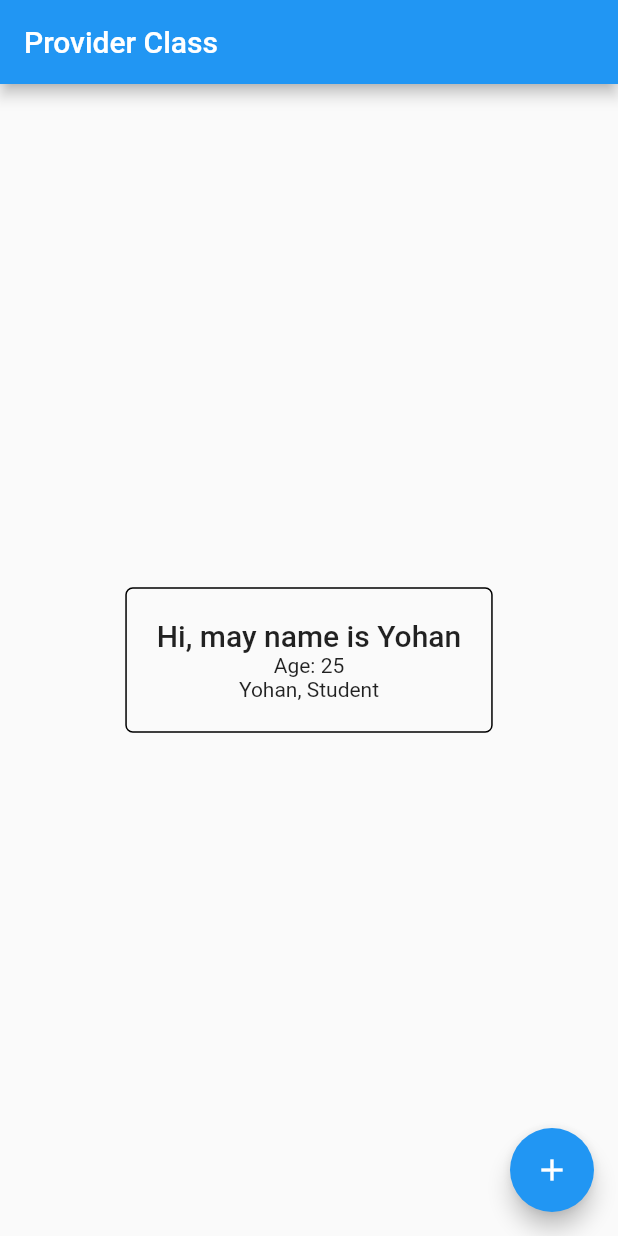
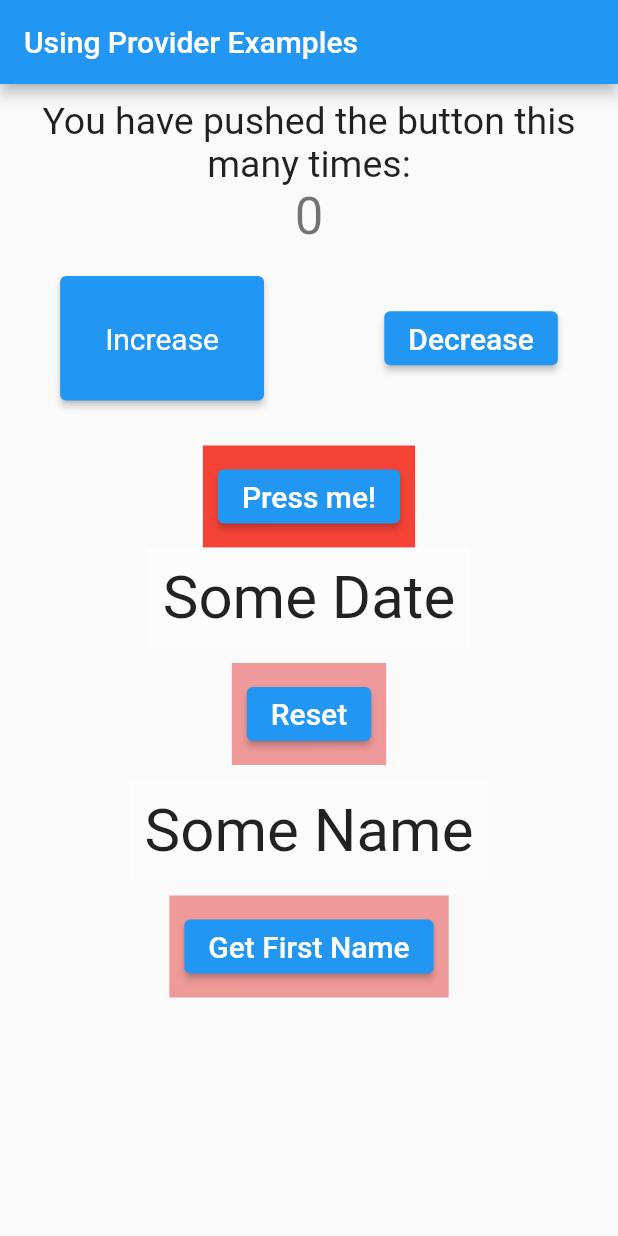
Before and after one commit to borsettoantonio/mysample, a Flutter app: the screen it shows after launch, on a phone screen of 412 x 824 dp. Run offline on Flutter 3.47's test engine with Material 2 defaults, Android fonts, the phone set to English and light mode, and no system bars.

Commit message:
Esempio di uso di Provider e Consumer

```diff
--- /dev/null
+++ b/lib/counting_the_number.dart
@@ -0,0 +1,16 @@
+import 'package:flutter/widgets.dart';
+
+/// using the mixin concept of dart that we have discussed
+/// in our previous chapter
+class CountingTheNumber with ChangeNotifier {
+  int value = 0;
+  void incrementTheValue() {
+    value++;
+    notifyListeners();
+  }
+
+  void decreaseValue() {
+    value--;
+    notifyListeners();
+  }
+}
--- /dev/null
+++ b/lib/first_model_provider.dart
@@ -0,0 +1,19 @@
+// first_model_provider.dart
+
+import 'package:flutter/widgets.dart';
+
+class FirstModelProvider with ChangeNotifier {
+  String someDate = 'Some Date';
+
+  void supplyFirstData() {
+    someDate = 'Data Changed!';
+    print(someDate);
+    notifyListeners();
+  }
+
+  void clearData() {
+    someDate = 'Data Cleared!';
+    print(someDate);
+    notifyListeners();
+  }
+}
--- a/lib/main.dart
+++ b/lib/main.dart
@@ -1,99 +1,38 @@
-import 'dart:collection';
-import 'package:flutter/foundation.dart';
+import 'first_model_provider.dart';
+import 'second_model_provider.dart';
+import 'counting_the_number.dart';
 import 'package:flutter/material.dart';
 import 'package:provider/provider.dart';
-
-class Person with ChangeNotifier {
-  Person({required this.name, required this.age});
-
-  final String name;
-  int age;
-
-  void increaseAge() {
-    age++;
-    notifyListeners();
-  }
-}
-
-class Job with ChangeNotifier {
-  Job(
-    this.person, {
-    this.career,
-  });
-
-  final Person person;
-  String? career;
-
-  String get title {
-    if (person.age >= 28) return 'Dr. ${person.name}, $career PhD';
-    return '${person.name}, Student';
-  }
-
-  void notifica()
-  {
-    notifyListeners();
-  }
-}
+import 'my_home_page.dart';
+//import 'views/my_app.dart';
 
 void main() {
-  runApp(
-    MultiProvider(
-      providers: [
-        ChangeNotifierProvider<Person>(create: (_) => Person(name: 'Yohan', age: 25)),
-        ChangeNotifierProxyProvider<Person, Job>(
-          create: (BuildContext context) => Job(Provider.of<Person>(context, listen: false)),
-          update: (BuildContext context, Person person, Job? job) => job!..notifica(),
-          //update: (BuildContext context, Person person, Job? job) => Job(person, career: 'Vet'),
-        ),
-      ],
-      child: MyApp(),
-    ),
-  );
+  runApp(MultiProvider(
+    providers: [
+      ChangeNotifierProvider(
+        create: (context) => CountingTheNumber(),
+      ),
+      ChangeNotifierProvider(
+        create: (context) => FirstModelProvider(),
+      ),
+      ChangeNotifierProvider(
+        create: (context) => SecondModelProvider(),
+      ),
+    ],
+    child: MyApp(),
+  ));
 }
 
 class MyApp extends StatelessWidget {
   @override
   Widget build(BuildContext context) {
-    return const MaterialApp(
-      home: MyHomePage(),
+    return MaterialApp(
+      title: 'Flutter Demo',
+      theme: ThemeData(
+        primarySwatch: Colors.blue,
+        visualDensity: VisualDensity.adaptivePlatformDensity,
+      ),
+      home: const MyHomePage(),
     );
   }
 }
-
-class MyHomePage extends StatelessWidget {
-  const MyHomePage({Key? key}) : super(key: key);
-
-  @override
-  Widget build(BuildContext context) {
-    return Scaffold(
-      appBar: AppBar(
-        title: const Text('Provider Class'),
-      ),
-      body: Align(
-        alignment: Alignment.center,
-        child: Container(
-          padding: const EdgeInsets.all(20.0),
-          decoration: BoxDecoration(
-            border: Border.all(),
-            borderRadius: BorderRadius.circular(5.0),
-          ),
-          child: Column(
-            mainAxisSize: MainAxisSize.min,
-            children: <Widget>[
-              Text(
-                'Hi, may name is ${context.select((Job j) => j.person.name)}',
-                style: Theme.of(context).textTheme.headline6,
-              ),
-              Text('Age: ${context.select((Job j) => j.person.age)}'),
-              Text(context.watch<Job>().title),
-            ],
-          ),
-        ),
-      ),
-      floatingActionButton: FloatingActionButton(
-        onPressed: () => Provider.of<Person>(context, listen: false).increaseAge(),
-        child: const Icon(Icons.add),
-      ),
-    );
-  }
-}
--- /dev/null
+++ b/lib/my_home_page.dart
@@ -0,0 +1,156 @@
+import 'first_model_provider.dart';
+import 'second_model_provider.dart';
+import 'package:flutter/material.dart';
+import 'package:provider/provider.dart';
+import 'counting_the_number.dart';
+
+class MyHomePage extends StatelessWidget {
+  final String title = 'Using Provider Examples';
+
+  const MyHomePage({super.key});
+
+  @override
+  Widget build(BuildContext context) {
+    /// MyHomePage is rebuilt when counter changes
+    final counter = Provider.of<CountingTheNumber>(context);
+
+    return Scaffold(
+      appBar: AppBar(
+        title: Text(title),
+      ),
+      body: SafeArea(
+        child: ListView(
+          padding: const EdgeInsets.all(10.0),
+          children: <Widget>[
+            const Text(
+              'You have pushed the button this many times:',
+              style: TextStyle(fontSize: 25.0),
+              textAlign: TextAlign.center,
+            ),
+
+            /// consumer or selector
+            Text(
+              '${counter.value}',
+              style: Theme.of(context).textTheme.headline4,
+              textAlign: TextAlign.center,
+            ),
+            const SizedBox(
+              height: 20.0,
+            ),
+            Row(
+              mainAxisAlignment: MainAxisAlignment.spaceEvenly,
+              children: <Widget>[
+                ElevatedButton(
+                  style: ElevatedButton.styleFrom(
+                      textStyle: const TextStyle(fontSize: 20),
+                      padding: const EdgeInsets.all(30)),
+                  onPressed: () => counter.incrementTheValue(),
+                  child: const Text(
+                    'Increase',
+                    style: TextStyle(
+                      fontSize: 20.0,
+                    ),
+                  ),
+                ),
+                const SizedBox(
+                  width: 20.0,
+                ),
+                ElevatedButton(
+                  onPressed: () => counter.decreaseValue(),
+                  child: const Text(
+                    'Decrease',
+                    style: TextStyle(
+                      fontSize: 20.0,
+                    ),
+                  ),
+                ),
+              ],
+            ),
+            const SizedBox(
+              height: 30.0,
+            ),
+            Column(
+              mainAxisAlignment: MainAxisAlignment.spaceEvenly,
+              children: <Widget>[
+                Container(
+                  padding: const EdgeInsets.all(10.0),
+                  color: Colors.red,
+                  child: ElevatedButton(
+                    child: const Text(
+                      'Press me!',
+                      style: TextStyle(fontSize: 20.0),
+                    ),
+                    onPressed: () {
+                      Provider.of<FirstModelProvider>(context, listen: false)
+                          .supplyFirstData();
+                    },
+                  ),
+                ),
+                Container(
+                  padding: const EdgeInsets.all(10.0),
+                  color: Colors.white30,
+                  child: Consumer<FirstModelProvider>(
+                    builder: (context, firstModelProvider, child) => Text(
+                      firstModelProvider.someDate,
+                      style: const TextStyle(fontSize: 40.0),
+                    ),
+                  ),
+                ),
+                const SizedBox(
+                  height: 10.0,
+                ),
+                Container(
+                  padding: const EdgeInsets.all(10.0),
+                  color: Colors.red[200],
+                  child: ElevatedButton(
+                    child: const Text(
+                      'Reset',
+                      style: TextStyle(fontSize: 20.0),
+                    ),
+                    onPressed: () {
+                      Provider.of<FirstModelProvider>(context, listen: false)
+                          .clearData();
+                    },
+                  ),
+                ),
+                const SizedBox(
+                  height: 10.0,
+                ),
+                Container(
+                  padding: const EdgeInsets.all(10.0),
+                  color: Colors.white30,
+                  child: Consumer<SecondModelProvider>(
+                    builder: (context, secondModel, child) => Text(
+                      secondModel.name,
+                      style: const TextStyle(fontSize: 40.0),
+                    ),
+                  ),
+                ),
+                const SizedBox(
+                  height: 10.0,
+                ),
+                Container(
+                  padding: const EdgeInsets.all(10.0),
+                  color: Colors.red[200],
+                  child:
+                     ElevatedButton(
+                      child: const Text(
+                        'Get First Name',
+                        style: TextStyle(fontSize: 20.0),
+                      ),
+                      onPressed: () {
+                        Provider.of<SecondModelProvider>(context, listen: false)
+                        .getFirstName();
+                      },
+                    ),
+                  ),
+
+              ],
+            ),
+          ],
+        ),
+      ),
+      /// This trailing comma makes auto-formatting nicer for build methods.
+    );
+  }
+}
--- /dev/null
+++ b/lib/second_model_provider.dart
@@ -0,0 +1,11 @@
+import 'package:flutter/widgets.dart';
+
+class SecondModelProvider with ChangeNotifier {
+  String name = 'Some Name';
+  int age = 0;
+  void getFirstName() {
+    name = 'Json';
+    print(name);
+    notifyListeners();
+  }
+}
--- a/pubspec.yaml
+++ b/pubspec.yaml
@@ -1,4 +1,4 @@
-name: mysample
+name: flutter_application_1
 description: A new Flutter project.
 
 # The following line prevents the package from being accidentally published to
```
Also changed, not shown: 1 other file.
